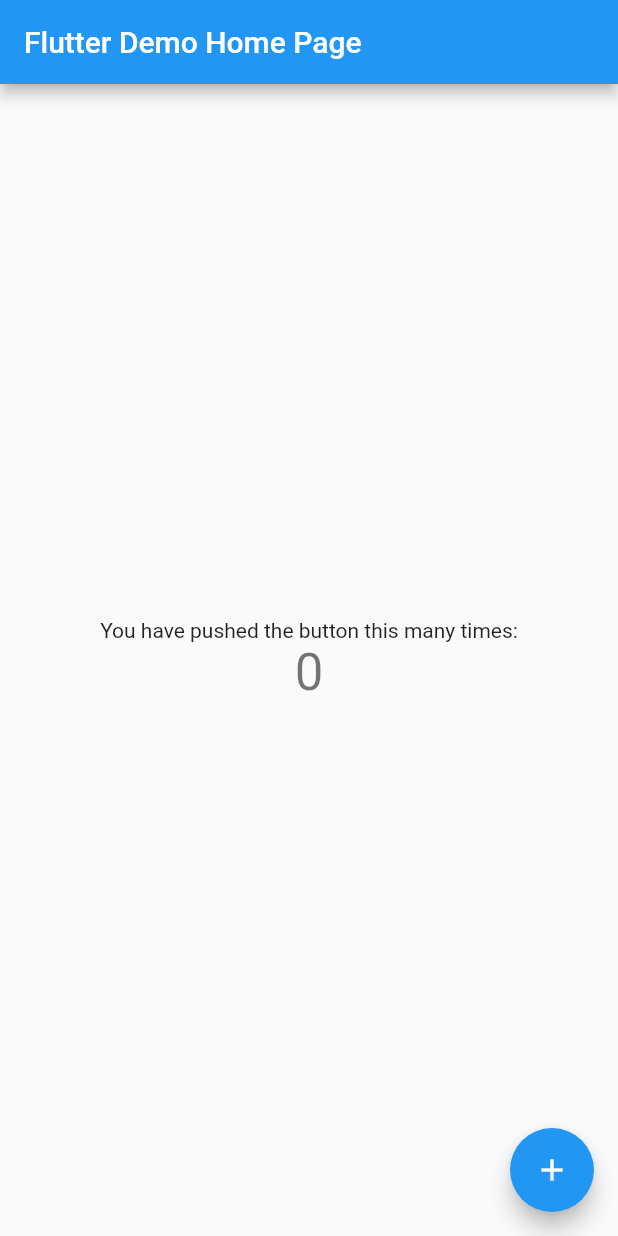
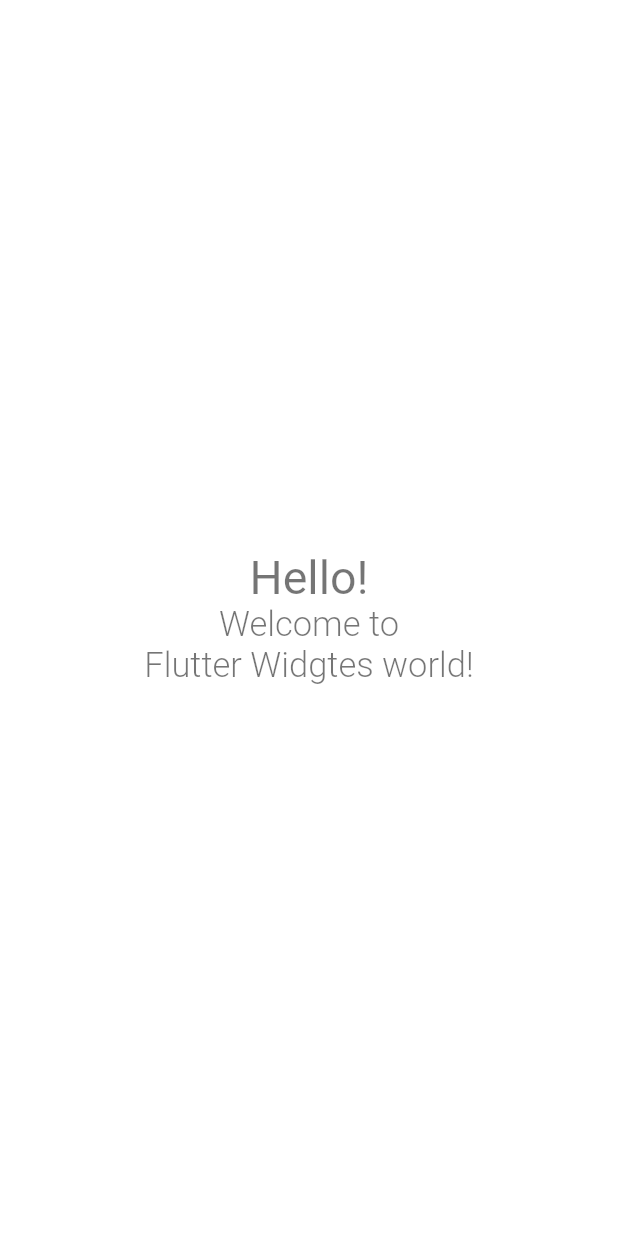
Before and after one commit to shevart/FlutterSandbox, a Flutter app: the screen it shows after launch, on a phone screen of 412 x 824 dp. Run offline on Flutter 3.47's test engine with Material 2 defaults, Android fonts, the phone set to English and light mode, and no system bars.

Commit message:
start work with simple widgets section

```diff
--- a/flutter_sandbox/lib/main.dart
+++ b/flutter_sandbox/lib/main.dart
@@ -1,6 +1,11 @@
 import 'package:flutter/material.dart';
+import 'package:flutter_sandbox/simple_widgets.dart';
+import 'package:flutter/rendering.dart';
 
-void main() => runApp(MyApp());
+void main() {
+    debugPaintSizeEnabled = true;
+  runApp(WidgetDemoApp());
+}
 
 class MyApp extends StatelessWidget {
   // This widget is the root of your application.
@@ -9,15 +14,6 @@ class MyApp extends StatelessWidget {
     return MaterialApp(
       title: 'Flutter Demo',
       theme: ThemeData(
-        // This is the theme of your application.
-        //
-        // Try running your application with "flutter run". You'll see the
-        // application has a blue toolbar. Then, without quitting the app, try
-        // changing the primarySwatch below to Colors.green and then invoke
-        // "hot reload" (press "r" in the console where you ran "flutter run",
-        // or simply save your changes to "hot reload" in a Flutter IDE).
-        // Notice that the counter didn't reset back to zero; the application
-        // is not restarted.
         primarySwatch: Colors.blue,
       ),
       home: MyHomePage(title: 'Flutter Demo Home Page'),
@@ -27,15 +23,6 @@ class MyApp extends StatelessWidget {
 
 class MyHomePage extends StatefulWidget {
   MyHomePage({Key key, this.title}) : super(key: key);
-
-  // This widget is the home page of your application. It is stateful, meaning
-  // that it has a State object (defined below) that contains fields that affect
-  // how it looks.
-
-  // This class is the configuration for the state. It holds the values (in this
-  // case the title) provided by the parent (in this case the App widget) and
-  // used by the build method of the State. Fields in a Widget subclass are
-  // always marked "final".
 
   final String title;
 
@@ -48,47 +35,18 @@ class _MyHomePageState extends State<MyHomePage> {
 
   void _incrementCounter() {
     setState(() {
-      // This call to setState tells the Flutter framework that something has
-      // changed in this State, which causes it to rerun the build method below
-      // so that the display can reflect the updated values. If we changed
-      // _counter without calling setState(), then the build method would not be
-      // called again, and so nothing would appear to happen.
       _counter++;
     });
   }
 
   @override
   Widget build(BuildContext context) {
-    // This method is rerun every time setState is called, for instance as done
-    // by the _incrementCounter method above.
-    //
-    // The Flutter framework has been optimized to make rerunning build methods
-    // fast, so that you can just rebuild anything that needs updating rather
-    // than having to individually change instances of widgets.
     return Scaffold(
       appBar: AppBar(
-        // Here we take the value from the MyHomePage object that was created by
-        // the App.build method, and use it to set our appbar title.
         title: Text(widget.title),
       ),
       body: Center(
-        // Center is a layout widget. It takes a single child and positions it
-        // in the middle of the parent.
         child: Column(
-          // Column is also layout widget. It takes a list of children and
-          // arranges them vertically. By default, it sizes itself to fit its
-          // children horizontally, and tries to be as tall as its parent.
-          //
-          // Invoke "debug painting" (press "p" in the console, choose the
-          // "Toggle Debug Paint" action from the Flutter Inspector in Android
-          // Studio, or the "Toggle Debug Paint" command in Visual Studio Code)
-          // to see the wireframe for each widget.
-          //
-          // Column has various properties to control how it sizes itself and
-          // how it positions its children. Here we use mainAxisAlignment to
-          // center the children vertically; the main axis here is the vertical
-          // axis because Columns are vertical (the cross axis would be
-          // horizontal).
           mainAxisAlignment: MainAxisAlignment.center,
           children: <Widget>[
             Text(
@@ -105,7 +63,7 @@ class _MyHomePageState extends State<MyHomePage> {
         onPressed: _incrementCounter,
         tooltip: 'Increment',
         child: Icon(Icons.add),
-      ), // This trailing comma makes auto-formatting nicer for build methods.
+      ),
     );
   }
 }
--- /dev/null
+++ b/flutter_sandbox/lib/simple_widgets.dart
@@ -0,0 +1,32 @@
+import 'package:flutter/material.dart';
+
+class WidgetDemoApp extends StatelessWidget {
+  @override
+  Widget build(BuildContext context) {
+    return Container(
+      decoration: BoxDecoration(color: Colors.white),
+      child: Center(
+          child: Column(
+        mainAxisAlignment: MainAxisAlignment.center,
+        crossAxisAlignment: CrossAxisAlignment.center,
+        children: <Widget>[
+          Text(
+            "Hello!",
+            style: TextStyle(fontSize: 31, color: Colors.black54),
+            textDirection: TextDirection.ltr,
+            textAlign: TextAlign.center,
+          ),
+          Text(
+            "Welcome to\nFlutter Widgtes world!",
+            style: TextStyle(
+                fontSize: 23,
+                color: Colors.black54,
+                fontWeight: FontWeight.w300),
+            textAlign: TextAlign.center,
+            textDirection: TextDirection.ltr,
+          )
+        ],
+      )),
+    );
+  }
+}
```
Also changed, not shown: 3 other files.
